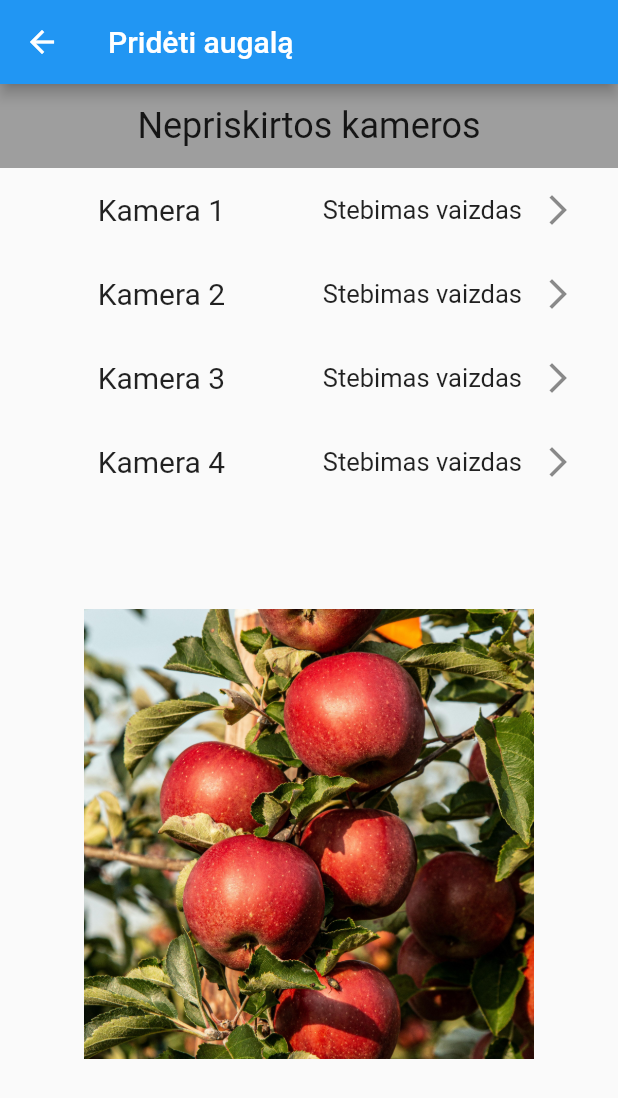
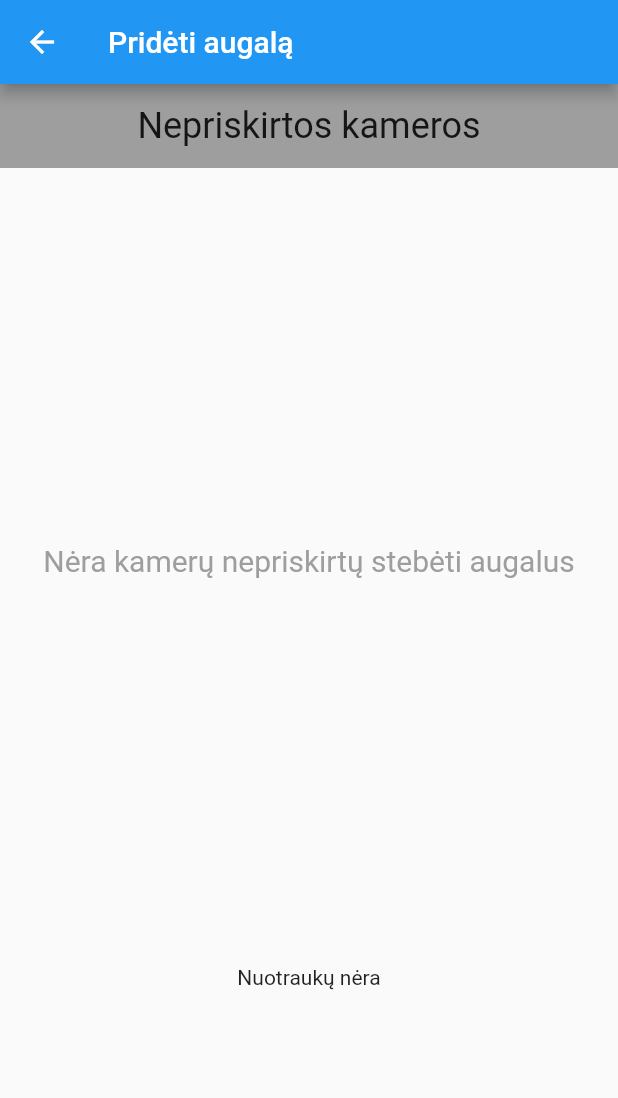
Before and after one commit to oOPoloOo/Mano-Sodas, a Flutter app: the PlantsScreen screen opened by its route, after a tap on the "add" icon, on a phone screen of 412 x 824 dp. Shown: the top 1098 px of the screen. Run offline on Flutter 3.47's test engine with Material 2 defaults, Android fonts, the phone set to English and light mode, and no system bars; our stand-ins replace dio, flutter_spinkit, get, get_storage, logger and 1 more; missing offline and left inert: dart:ffi; accounts and stored records are empty.

Commit message:
Sutvarkytas addPlant langas

```diff
--- a/lib/screens/addPlant_screen.dart
+++ b/lib/screens/addPlant_screen.dart
@@ -4,129 +4,127 @@ import 'package:flutter/material.dart';
 import 'package:get/get.dart' as getx;
 import 'package:mano_sodas_final/constants/constants.dart';
 
+import '../controllers/controllers.dart';
+import '../model/user.cameras.response.dart';
+import '../widgets/addPlant.listTile.dart';
+import '../widgets/plant.widget.dart';
+import '../widgets/plantAddScreen.listTile.dart';
+import '../widgets/titleInactiveCameras.listTile.dart';
+
 class AddPlantScreen extends StatelessWidget {
   // const Plants({ Key? key }) : super(key: key);
-
+  final PlantsController plantCon = PlantsController.to;
   @override
   Widget build(BuildContext context) {
+    var camerasCnt = plantCon.camerasDeviceData.length;
+    var allCamerasList = plantCon.camerasDeviceData;
+    List<Camera> activeCamerasList = [];
+
+    for (var camera in allCamerasList) {
+      if (camera.assigned == true) {
+        activeCamerasList.add(camera);
+      }
+    }
+
+    var activeCamCnt = activeCamerasList.length;
+
     return Scaffold(
       appBar: AppBar(
         title: const Text('Pridėti augalą'),
-        // leading: GestureDetector(
-        //   onTap: () {
-        //     context.goNamed(homeRouteName);
-        //   },
-        //   child: const Icon(Icons.backspace),
-        // ),
       ),
-      body: Container(
+      body:
+        // width: MediaQuery.of(context).size.width,
+        // margin: EdgeInsets.all(10),
+        Column(
           //Test container size
           // width: double.infinity,
           // height: double.infinity,
           //  color: Colors.red,
-        child: Center(
+          children: <Widget>[
+            Container(child: InactiveCamerasListTile()),
+            Expanded(
+              flex: 8,
+              child: () {
+                if (camerasCnt == 0) {
+                  //
+                  return ListView.builder(
+                    scrollDirection: Axis.vertical,
+                    shrinkWrap: true,
+                    itemCount: camerasCnt + 1, //2, //
+                    itemBuilder: (context, index) {
+                      // if (index == 0) {
+                      //  // return InactiveCamerasListTile();
+                      // }
+                      if (index == 0) {
+                        return Center(
                           child: Column(
-            mainAxisAlignment: MainAxisAlignment.start,
-            // ignore: prefer_const_literals_to_create_immutables
-            children: [
-              ListTile(
-                // ignore: prefer_const_literals_to_create_immutables
-                title: Column(children: [
-                  Text("Nepriskirtos kameros", style: TextStyle(fontSize: 24)),
-                ]),
-                tileColor: Colors.grey,
-              ),
-              ListTile(
-                // ignore: prefer_const_literals_to_create_immutables
-                title: Column(children: [
-                  Text("Kamera 1", style: TextStyle(fontSize: 20)),
-                ]),
-                trailing: Row(
-                  mainAxisSize: MainAxisSize.min,
-                  children: <Widget>[
-                    Text("Stebimas vaizdas", style: TextStyle(fontSize: 17)),
-                    IconButton(
-                      // Pasalinimo mygtukas
-                      icon: Icon(Icons.arrow_forward_ios),
-                      onPressed: () => {},
+                            children: const [
+                              SizedBox(width: 0, height: 250),
+                              Text(
+                                'Nėra kamerų nepriskirtų stebėti augalus',
+                                style:
+                                    TextStyle(color: Colors.grey, fontSize: 20),
                               ),
                             ],
                           ),
+                        );
+                      }
+
+                      index -= 1; //index -= 2;
+                      return SizedBox(width: 0, height: 0);
+                    },
+                  );
+                } else {
+                  return ListView.builder(
+                    scrollDirection: Axis.vertical,
+                    shrinkWrap: true,
+                    itemCount: camerasCnt, // + 1, //
+                    itemBuilder: (context, index) {
+                      // if (index == 0) {
+                      //    // return InactiveCamerasListTile();
+                      // }
+
+                      // index -= 1;
+                      return PlantAddScreenListTile(allCamerasList, index); //Plant(allCamerasList, index);
+                    },
+                  );
+                }
+              }(),
             ),
-              ListTile(
-                // ignore: prefer_const_literals_to_create_immutables
-                title: Column(children: [
-                  Text("Kamera 2", style: TextStyle(fontSize: 20)),
-                ]),
-                trailing: Row(
-                  mainAxisSize: MainAxisSize.min,
-                  children: <Widget>[
-                    Text("Stebimas vaizdas", style: TextStyle(fontSize: 17)),
-                    IconButton(
-                      // Pasalinimo mygtukas
-                      icon: Icon(Icons.arrow_forward_ios),
-                      onPressed: () => {},
+            Expanded(flex: 1, child: ListTile()),
+
+
+            Expanded(
+              flex: 8,
+              child:  Row(
+                mainAxisAlignment: MainAxisAlignment.center,
+                children: [
+                  Container(
+                    //width: MediaQuery.of(context).size.width,
+        margin: EdgeInsets.all(10),
+        padding: EdgeInsets.only(bottom: 10),
+                    child:  Center(
+                        child: () {
+                            if (camerasCnt != 0) {
+                              return  Image(
+                          image: AssetImage('Images/appleTreeCroped.jpg'),
+                          height: 300,
+                          width: 300,
+                        );
+                            }
+
+                        else  {return Text('Nuotraukų nėra');}  }()
+                        // Image.asset( 'Images/appleTree.jpg'),
+                      ),
+
                   ),
                 ],
               ),
-              ),
-              ListTile(
-                // ignore: prefer_const_literals_to_create_immutables
-                title: Column(children: [
-                  Text("Kamera 3", style: TextStyle(fontSize: 20)),
-                ]),
-                trailing: Row(
-                  mainAxisSize: MainAxisSize.min,
-                  children: <Widget>[
-                    Text("Stebimas vaizdas", style: TextStyle(fontSize: 17)),
-                    IconButton(
-                      // Pasalinimo mygtukas
-                      icon: Icon(Icons.arrow_forward_ios),
-                      onPressed: () => {},
+
             ),
           ],
         ),
-              ),
-              ListTile(
-                // ignore: prefer_const_literals_to_create_immutables
-                title: Column(children: [
-                  Text("Kamera 4", style: TextStyle(fontSize: 20)),
-                ]),
-                trailing: Row(
-                  mainAxisSize: MainAxisSize.min,
-                  children: <Widget>[
-                    Text("Stebimas vaizdas", style: TextStyle(fontSize: 17)),
-                    IconButton(
-                      // Pasalinimo mygtukas
-                      icon: Icon(Icons.arrow_forward_ios),
-                      onPressed: () => {},
-                    ),
-                  ],
-                ),
-              ),
-              SizedBox(height: 70.0),
-              Row(
-                mainAxisAlignment: MainAxisAlignment.center,
-                children: [
-                  Expanded(
-                    child: Container(
-                      // color: Colors.black,
-                      //height: 500,
 
-                      child: const Center(
-                        child:
-                            //Nuo mano sodas folderio
-                            Image(image: AssetImage('Images/appleTreeCroped.jpg'), height: 300,width: 300,),
-                        // Image.asset( 'Images/appleTree.jpg'),
-                      ),
-                    ),
-                  ),
-                ],
-              ),
-            ],
-          ),
-        ),
-      ),
     );
   }
 }
--- a/lib/screens/plants_screen.dart
+++ b/lib/screens/plants_screen.dart
@@ -25,7 +25,6 @@ class PlantsScreen extends StatelessWidget {
 
   @override
   Widget build(BuildContext context) {
-    // Jei tik kameros butu be device
     var camerasCnt = plantCon.camerasDeviceData.length;
     var allCamerasList = plantCon.camerasDeviceData;
     List<Camera> activeCamerasList = [];
@@ -35,36 +34,22 @@ class PlantsScreen extends StatelessWidget {
         activeCamerasList.add(camera);
       }
     }
-    //plantCon.activeCamCnt.value = activeCamerasList.length;
+
     var activeCamCnt = activeCamerasList.length;
 
-    //meta klaida, nes tuscias o bandau paimt ilgi
-
-    // var camerasCnt =  plantController.camerasDeviceData[0].cameras!.length;
-    // var camerasList = plantController.camerasDeviceData[0].cameras;
     return Scaffold(
       appBar: AppBar(
         title: const Text('Augalai'),
       ),
-      body: Column(//Container
-          // width: double.infinity,
-          // height: double.infinity,
-          children: <Widget>[
+      body: Column(children: <Widget>[
         Expanded(
-          //Center
-          //width: MediaQuery.of(context).size.width,
-          // margin: EdgeInsets.all(10),
-          child: //Center(
-              //Column
-              // mainAxisAlignment: MainAxisAlignment.start,
-              // <Widget>[
-              () {
-            if (camerasCnt == 0) {
+          child: () {
+            if (activeCamCnt == 0) {
               //
               return ListView.builder(
                 scrollDirection: Axis.vertical,
                 shrinkWrap: true,
-                itemCount: camerasCnt + 2, //
+                itemCount: activeCamCnt + 2, //
                 itemBuilder: (context, index) {
                   if (index == 0) {
                     return AddPlantListTile();
@@ -82,30 +67,27 @@ class PlantsScreen extends StatelessWidget {
                       ),
                     );
                   }
-                  //plantCon.activeCamCnt.value -= 2;
+
                   index -= 2;
-                  return SizedBox(
-                      width: 0, height: 0); //Plant(activeCamerasList, index);
+                  return SizedBox(width: 0, height: 0);
                 },
               );
             } else {
               return ListView.builder(
                 scrollDirection: Axis.vertical,
                 shrinkWrap: true,
-                itemCount: camerasCnt + 1, //
+                itemCount: activeCamCnt + 1, //
                 itemBuilder: (context, index) {
                   if (index == 0) {
                     return AddPlantListTile();
                   }
-                  //plantCon.activeCamCnt.value -= 1;
+
                   index -= 1;
-                  return Plant(allCamerasList, index);
+                  return Plant(activeCamerasList, index);
                 },
               );
             }
           }(),
-          //  ],
-          // ), //children
         ),
       ]),
     );
--- a/lib/widgets/plant.widget.dart
+++ b/lib/widgets/plant.widget.dart
@@ -21,10 +21,10 @@ class Plant extends StatelessWidget {
     String? cameraSerial;
 
 
-    // if(observablePlants.isNotEmpty)
-    // {
-    //    cameraSerial = observablePlants[index].camSerialNumber;
-    // }else cameraSerial = '';
+    if(observablePlants.isNotEmpty)
+    {
+       cameraSerial = observablePlants[index].camSerialNumber;
+    }else cameraSerial='';
 
 
 
--- /dev/null
+++ b/lib/widgets/plantAddScreen.listTile.dart
@@ -0,0 +1,56 @@
+// ignore_for_file: prefer_const_constructors, dead_code
+
+import 'package:flutter/material.dart';
+import 'package:get/get.dart';
+
+import '../constants/constants.dart';
+import '../model/user.cameras.response.dart';
+
+
+//Returns list tile
+class PlantAddScreenListTile extends StatelessWidget {
+
+
+
+  List<Camera> observablePlants;
+  int index;
+
+  //Konstruktorius priskiria ivesties argumenta  vietiniam kintamajam
+  PlantAddScreenListTile(this.observablePlants, this.index, {Key? key}) : super(key: key);
+
+
+  @override
+  Widget build(BuildContext context) {
+
+    String? cameraSerial;
+
+
+    if(observablePlants.isNotEmpty)
+    {
+       cameraSerial = observablePlants[index].camSerialNumber;
+    }else cameraSerial='';
+
+
+
+   return
+     observablePlants.isNotEmpty?
+   ListTile(
+                // ignore: prefer_const_literals_to_create_immutables
+                title: Column(children: [
+                  Text(cameraSerial!, style: TextStyle(fontSize: 20)),
+                ]),
+                trailing: Row(
+                  mainAxisSize: MainAxisSize.min,
+                  children: <Widget>[
+                    Text("Stebimas vaizdas", style: TextStyle(fontSize: 17)),
+                    IconButton(
+                      // Pasalinimo mygtukas
+                      icon: Icon(Icons.arrow_forward_ios),
+                      onPressed: () => {},
+                    ),
+                  ],
+                ),
+              )
+              : ListTile();
+}
+}
--- /dev/null
+++ b/lib/widgets/titleInactiveCameras.listTile.dart
@@ -0,0 +1,25 @@
+// ignore_for_file: prefer_const_constructors, dead_code
+
+import 'package:flutter/material.dart';
+import 'package:get/get.dart';
+
+import '../constants/constants.dart';
+
+
+//Returns list tile
+class InactiveCamerasListTile extends StatelessWidget {
+
+  //Konstruktorius priskiria ivesties argumenta  vietiniam kintamajam
+  InactiveCamerasListTile({Key? key}) : super(key: key);
+
+  @override
+  Widget build(BuildContext context) {
+    return  ListTile(
+                // ignore: prefer_const_literals_to_create_immutables
+                title: Column(children: [
+                  Text("Nepriskirtos kameros", style: TextStyle(fontSize: 24)),
+                ]),
+                tileColor: Colors.grey,
+              );
+  }
+}
```
Lines whose indentation alone changed are shown as unchanged.
